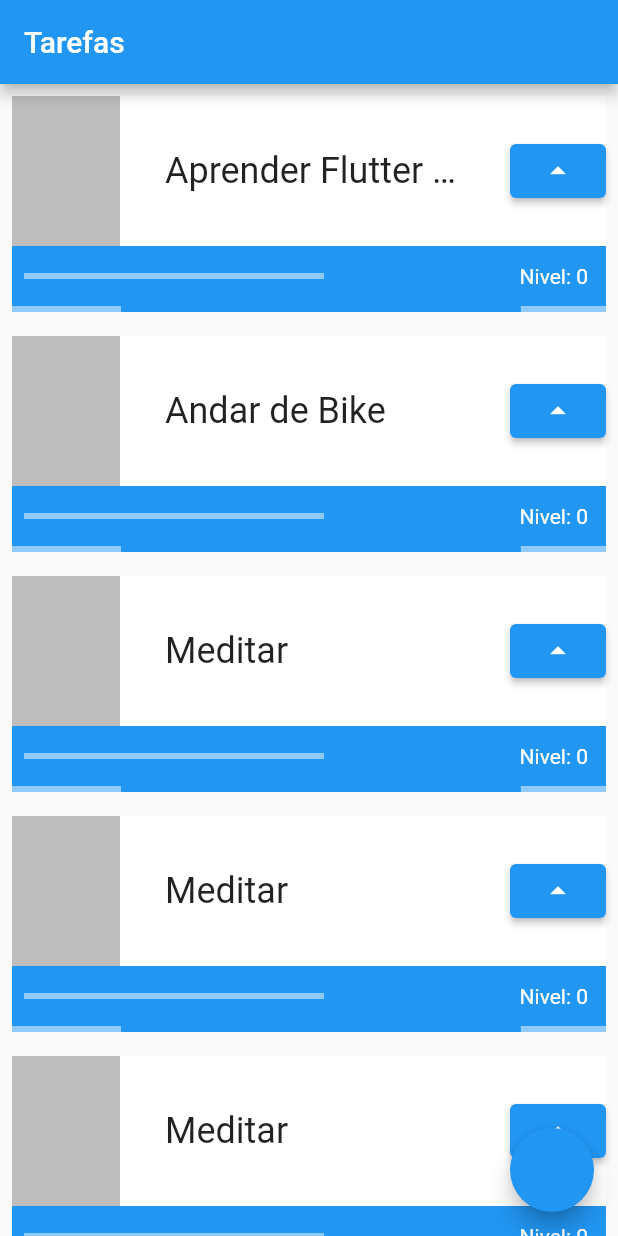
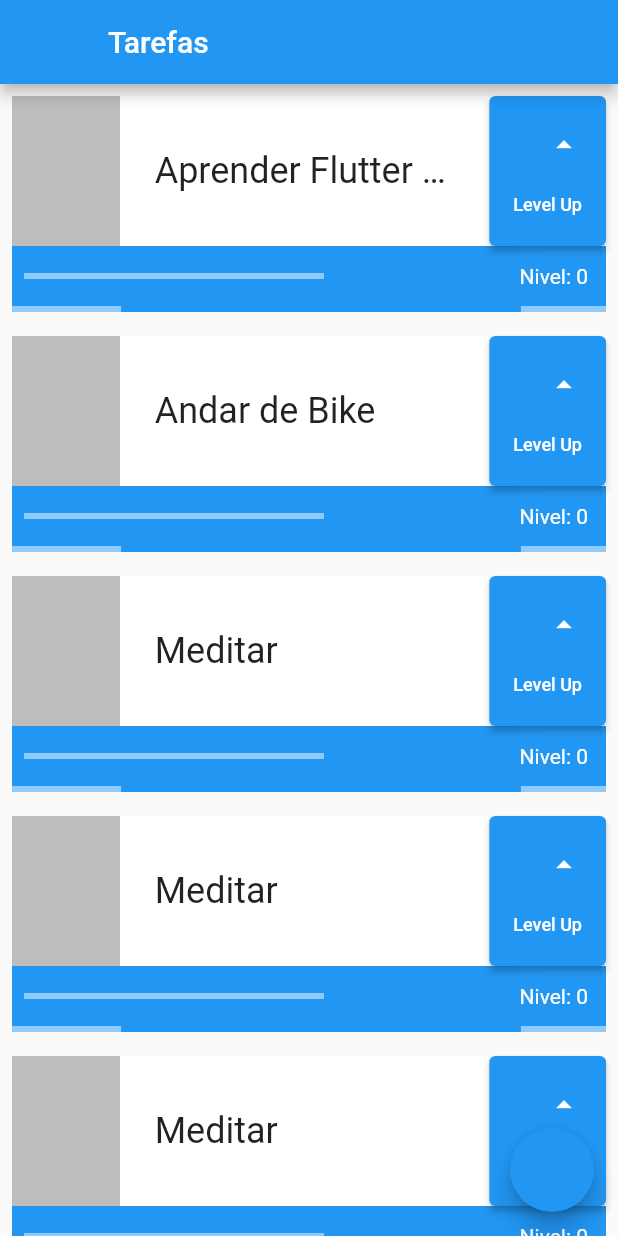
Before and after one commit to fercguerra/app_alura, a Flutter app: the screen it shows after launch, on a phone screen of 412 x 824 dp. Run offline on Flutter 3.47's test engine with Material 2 defaults, Android fonts, the phone set to English and light mode, and no system bars.

```diff
--- a/lib/main.dart
+++ b/lib/main.dart
@@ -18,7 +18,8 @@ class MyApp extends StatelessWidget {
       ),
       home: Scaffold(
         appBar: AppBar(
-          title: Text('Tarefas'),
+          leading: Container(),
+          title: const Text('Tarefas'),
         ),
         body: ListView(
           children: [
@@ -78,7 +79,7 @@ class _TaskState extends State<Task> {
                         width: 200,
                         child: Text(
                           widget.nome,
-                          style: TextStyle(
+                          style: const TextStyle(
                             fontSize: 24,
                             overflow: TextOverflow.ellipsis,
                           ),
@@ -92,7 +93,19 @@ class _TaskState extends State<Task> {
 
                             print(nivel);
                           },
-                          child: Icon(Icons.arrow_drop_up)),
+                          child: Column(
+                            mainAxisAlignment: MainAxisAlignment.spaceEvenly,
+                            crossAxisAlignment: CrossAxisAlignment.end,
+                            children: [
+                              const Icon(Icons.arrow_drop_up),
+                              Text(
+                                'Level Up',
+                                style: TextStyle(
+                                  fontSize: 12,
+                                ),
+                              )
+                            ],
+                          )),
                     ],
                   ),
                 ),
@@ -114,15 +127,15 @@ class _TaskState extends State<Task> {
                       ],
                     ),
                     Padding(
-                      padding: EdgeInsets.all(12),
+                      padding: const EdgeInsets.all(12),
                       child: Text(
                         'Nivel: $nivel',
-                        style: TextStyle(color: Colors.white),
+                        style: const TextStyle(color: Colors.white),
                       ),
                     ),
                   ],
                 ),
-                LinearProgressIndicator(),
+                const LinearProgressIndicator(),
               ],
             ),
           ],
```
